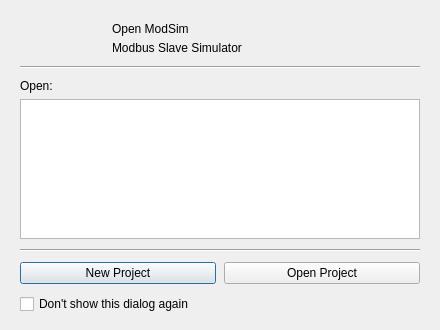
Old version of the form src/dialogs/dialogwelcome.ui in the repository sanny32/OpenModSim.
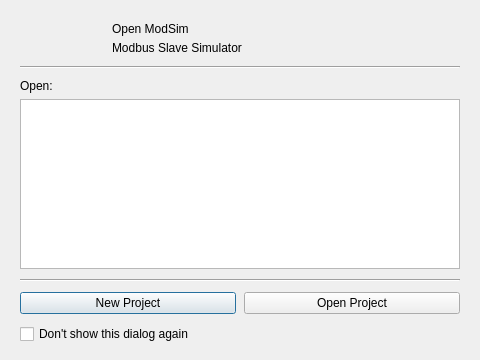
New version of the form. Icons and pictures are not drawn.

Commit message: fix: Updated dialog welcome size

What changed in the file:
```diff
--- a/src/dialogs/dialogwelcome.ui
+++ b/src/dialogs/dialogwelcome.ui
@@ -6,8 +6,8 @@
    <rect>
     <x>0</x>
     <y>0</y>
-    <width>440</width>
-    <height>330</height>
+    <width>480</width>
+    <height>360</height>
    </rect>
   </property>
   <property name="windowTitle">
```
